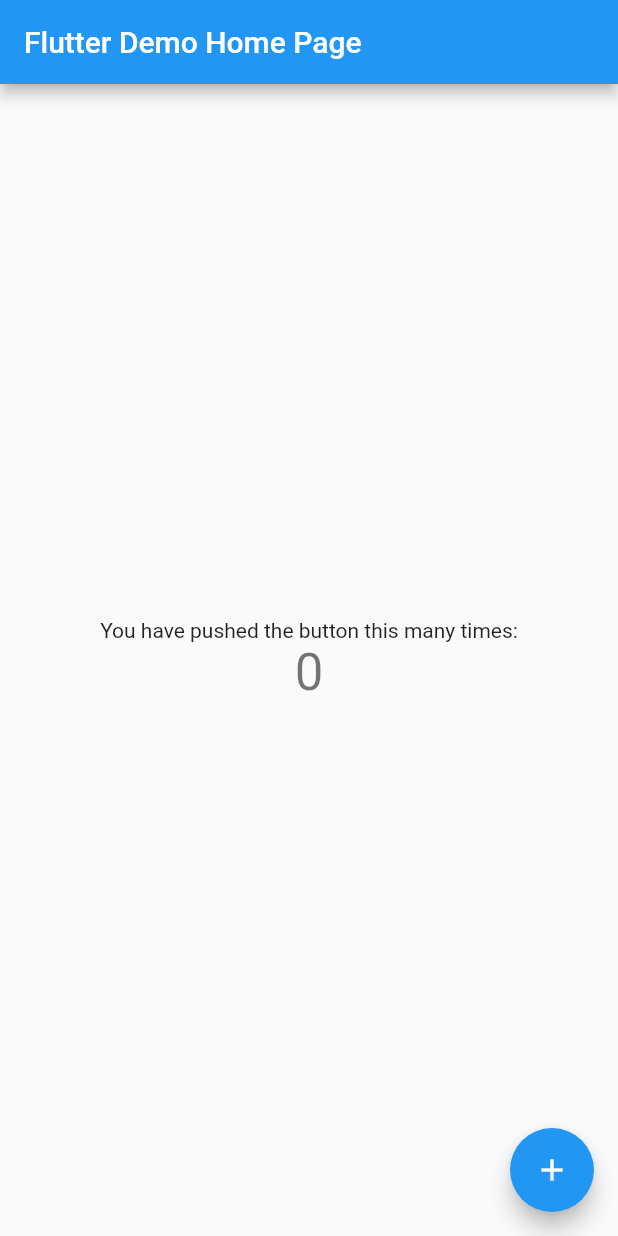
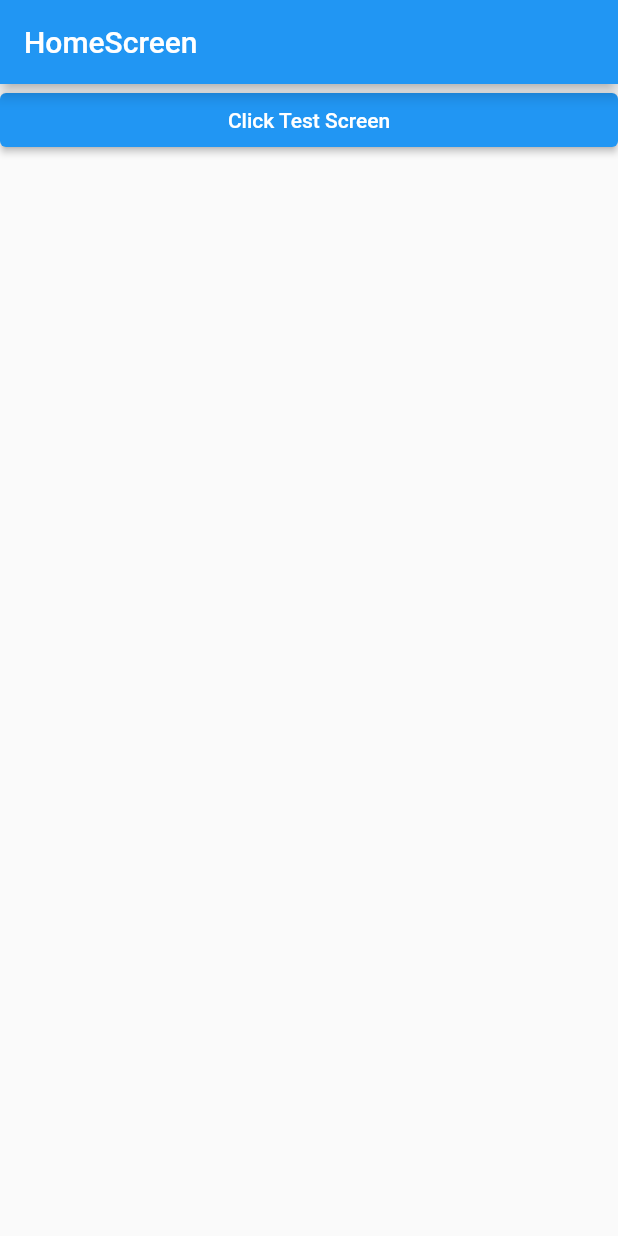
Before and after one commit to AradhyaNepal/AppiumFlutterUtils, a Flutter app: the screen it shows after launch, on a phone screen of 412 x 824 dp. Run offline on Flutter 3.47's test engine with Material 2 defaults, Android fonts, the phone set to English and light mode, and no system bars.

Commit message:
Setting up Flutter Page for being tested

```diff
--- a/FlutterAppForTesting/lib/main.dart
+++ b/FlutterAppForTesting/lib/main.dart
@@ -1,4 +1,6 @@
 import 'package:flutter/material.dart';
+import 'package:flutter_app_for_testing/screens/click_test/click_test_screen.dart';
+import 'package:flutter_app_for_testing/screens/home/home_screen.dart';
 
 void main() {
   runApp(const MyApp());
@@ -6,110 +8,18 @@
 
 class MyApp extends StatelessWidget {
   const MyApp({super.key});
-
-  // This widget is the root of your application.
   @override
   Widget build(BuildContext context) {
     return MaterialApp(
-      title: 'Flutter Demo',
+      title: 'Flutter App For Testing',
       theme: ThemeData(
-        // This is the theme of your application.
-        //
-        // Try running your application with "flutter run". You'll see the
-        // application has a blue toolbar. Then, without quitting the app, try
-        // changing the primarySwatch below to Colors.green and then invoke
-        // "hot reload" (press "r" in the console where you ran "flutter run",
-        // or simply save your changes to "hot reload" in a Flutter IDE).
-        // Notice that the counter didn't reset back to zero; the application
-        // is not restarted.
         primarySwatch: Colors.blue,
       ),
-      home: const MyHomePage(title: 'Flutter Demo Home Page'),
+      initialRoute: HomeScreen.route,
+      routes: {
+        HomeScreen.route:(context)=>const HomeScreen(),
+        ClickTestScreen.route:(context)=>const ClickTestScreen(),
+      },
     );
   }
 }
-
-class MyHomePage extends StatefulWidget {
-  const MyHomePage({super.key, required this.title});
-
-  // This widget is the home page of your application. It is stateful, meaning
-  // that it has a State object (defined below) that contains fields that affect
-  // how it looks.
-
-  // This class is the configuration for the state. It holds the values (in this
-  // case the title) provided by the parent (in this case the App widget) and
-  // used by the build method of the State. Fields in a Widget subclass are
-  // always marked "final".
-
-  final String title;
-
-  @override
-  State<MyHomePage> createState() => _MyHomePageState();
-}
-
-class _MyHomePageState extends State<MyHomePage> {
-  int _counter = 0;
-
-  void _incrementCounter() {
-    setState(() {
-      // This call to setState tells the Flutter framework that something has
-      // changed in this State, which causes it to rerun the build method below
-      // so that the display can reflect the updated values. If we changed
-      // _counter without calling setState(), then the build method would not be
-      // called again, and so nothing would appear to happen.
-      _counter++;
-    });
-  }
-
-  @override
-  Widget build(BuildContext context) {
-    // This method is rerun every time setState is called, for instance as done
-    // by the _incrementCounter method above.
-    //
-    // The Flutter framework has been optimized to make rerunning build methods
-    // fast, so that you can just rebuild anything that needs updating rather
-    // than having to individually change instances of widgets.
-    return Scaffold(
-      appBar: AppBar(
-        // Here we take the value from the MyHomePage object that was created by
-        // the App.build method, and use it to set our appbar title.
-        title: Text(widget.title),
-      ),
-      body: Center(
-        // Center is a layout widget. It takes a single child and positions it
-        // in the middle of the parent.
-        child: Column(
-          // Column is also a layout widget. It takes a list of children and
-          // arranges them vertically. By default, it sizes itself to fit its
-          // children horizontally, and tries to be as tall as its parent.
-          //
-          // Invoke "debug painting" (press "p" in the console, choose the
-          // "Toggle Debug Paint" action from the Flutter Inspector in Android
-          // Studio, or the "Toggle Debug Paint" command in Visual Studio Code)
-          // to see the wireframe for each widget.
-          //
-          // Column has various properties to control how it sizes itself and
-          // how it positions its children. Here we use mainAxisAlignment to
-          // center the children vertically; the main axis here is the vertical
-          // axis because Columns are vertical (the cross axis would be
-          // horizontal).
-          mainAxisAlignment: MainAxisAlignment.center,
-          children: <Widget>[
-            const Text(
-              'You have pushed the button this many times:',
-            ),
-            Text(
-              '$_counter',
-              style: Theme.of(context).textTheme.headlineMedium,
-            ),
-          ],
-        ),
-      ),
-      floatingActionButton: FloatingActionButton(
-        onPressed: _incrementCounter,
-        tooltip: 'Increment',
-        child: const Icon(Icons.add),
-      ), // This trailing comma makes auto-formatting nicer for build methods.
-    );
-  }
-}
--- /dev/null
+++ b/FlutterAppForTesting/lib/screens/home/home_screen.dart
@@ -0,0 +1,38 @@
+import 'package:flutter/material.dart';
+import 'package:flutter_app_for_testing/screens/click_test/click_test_screen.dart';
+import 'package:flutter_app_for_testing/screens/home/widgets/navigation_widget.dart';
+
+class HomeScreen extends StatelessWidget {
+  static const String route="/";
+  static const String heading="HomeScreen";
+  const HomeScreen({Key? key}) : super(key: key);
+
+  @override
+  Widget build(BuildContext context) {
+    final size=MediaQuery.of(context).size;
+    return SafeArea(
+      child: SizedBox(
+        height: size.height,
+        width: size.width,
+        child: Scaffold(
+          appBar: AppBar(
+            title: const Text(
+              HomeScreen.heading,
+            ),
+          ),
+          body: SingleChildScrollView(
+            child: Column(
+              crossAxisAlignment: CrossAxisAlignment.stretch,
+              children: const [
+                NavigationWidget(
+                    heading: ClickTestScreen.heading,
+                    route: ClickTestScreen.route,
+                ),
+              ],
+            ),
+          ),
+        ),
+      ),
+    );
+  }
+}
--- /dev/null
+++ b/FlutterAppForTesting/lib/screens/home/widgets/navigation_widget.dart
@@ -0,0 +1,27 @@
+import 'package:flutter/material.dart';
+
+class NavigationWidget extends StatelessWidget {
+  final String heading;
+  final String route;
+
+  const NavigationWidget({
+    required this.heading,
+    required this.route,
+    Key? key}) : super(key: key);
+
+  @override
+  Widget build(BuildContext context) {
+    return Semantics(
+      label: route,
+      child: ElevatedButton(
+        key: ValueKey(route),
+          onPressed: (){
+            Navigator.pushNamed(context,route);
+          },
+          child: Text(
+            heading,
+          ),
+      ),
+    );
+  }
+}
```
Also changed, not shown: FlutterAppForTesting/lib/screens/click_test/click_test_screen.dart (added, +180 -0 lines), 1 other file.
